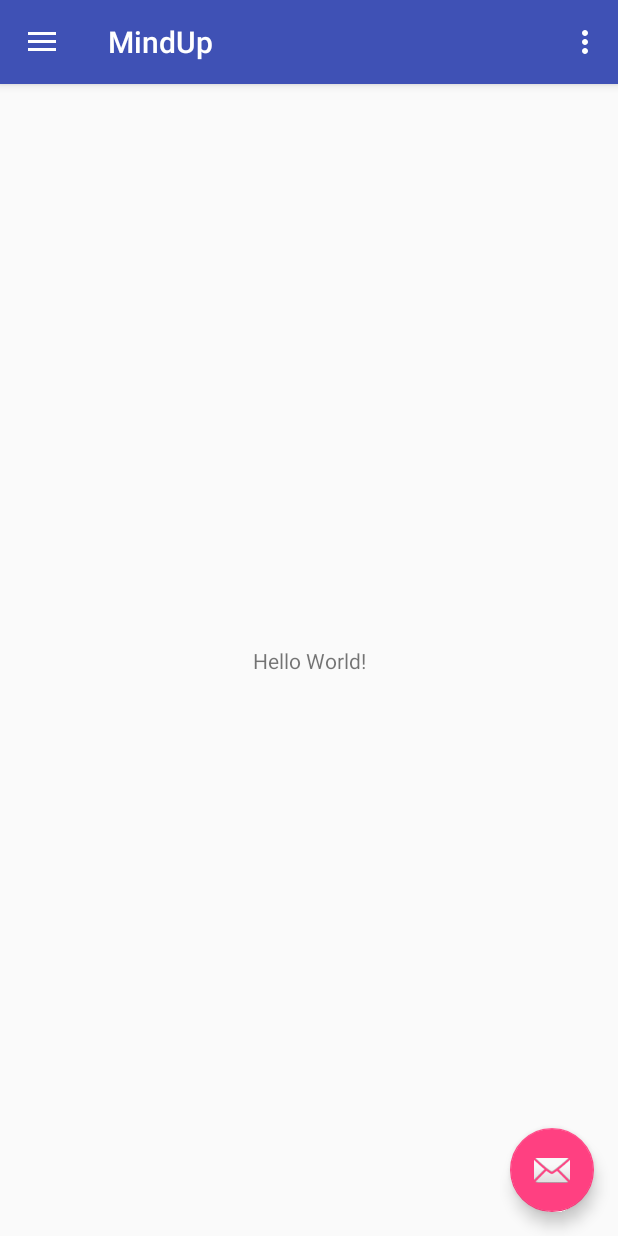
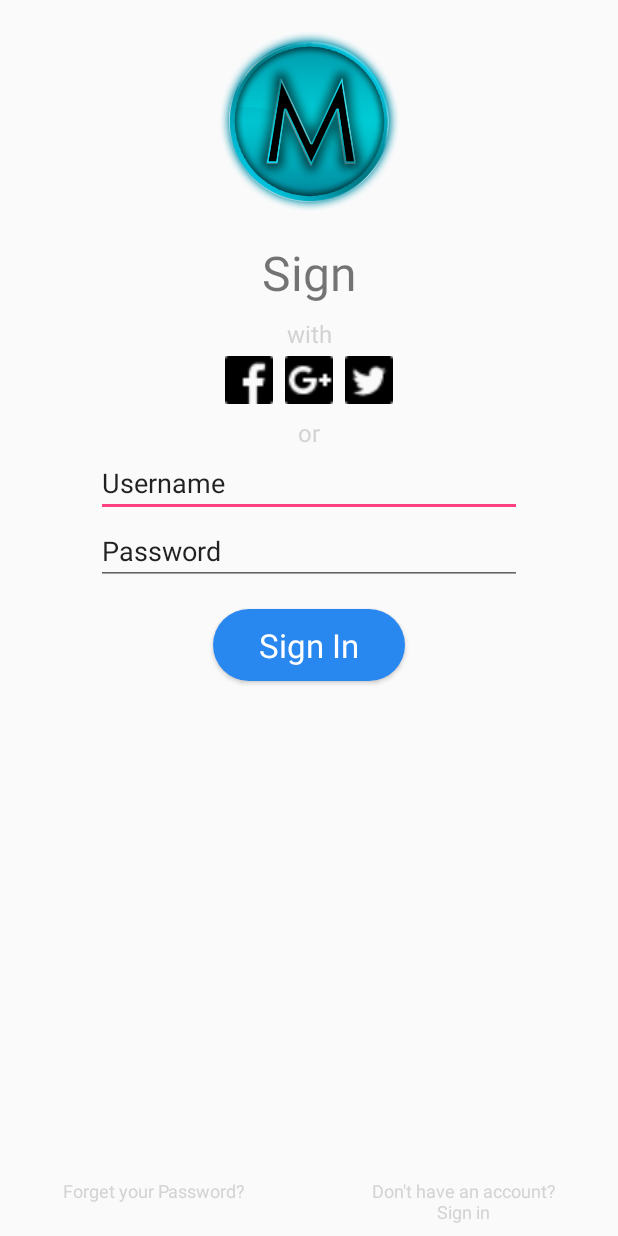
Before and after one commit to ArielMdC/MindUp, an Android app: the screen it shows after launch (MainActivity before the commit, CadastroActivity after it), on a phone screen of 412 x 824 dp. Run offline under Robolectric (Android 15) with nearby library versions, the phone set to English and light mode, and no system bars.

Commit message:
Inclusão da tela de cadastro;

```diff
--- a/app/src/main/AndroidManifest.xml
+++ b/app/src/main/AndroidManifest.xml
@@ -1,6 +1,6 @@
 <?xml version="1.0" encoding="utf-8"?>
 <manifest xmlns:android="http://schemas.android.com/apk/res/android"
-    package="com.mindup.ariel.mindup">
+    package="com.example.mindup">
 
     <application
         android:allowBackup="true"
@@ -10,7 +10,7 @@
         android:supportsRtl="true"
         android:theme="@style/AppTheme">
         <activity
-            android:name=".MainActivity"
+            android:name=".CadastroActivity"
             android:label="@string/app_name"
             android:theme="@style/AppTheme.NoActionBar">
             <intent-filter>
--- /dev/null
+++ b/app/src/main/java/com/example/mindup/CadastroActivity.java
@@ -0,0 +1,19 @@
+package com.example.mindup;
+
+import android.app.Activity;
+import android.os.Bundle;
+import android.view.View;
+
+public class CadastroActivity extends Activity implements View.OnClickListener {
+
+    @Override
+    protected void onCreate(Bundle savedInstanceState) {
+        super.onCreate(savedInstanceState);
+        setContentView(R.layout.activity_cadastro);
+    }
+
+    @Override
+    public void onClick(View view) {
+
+    }
+}
--- a/app/src/main/java/com/mindup/ariel/mindup/MainActivity.java
+++ b/app/src/main/java/com/mindup/ariel/mindup/MainActivity.java
@@ -1,3 +1,4 @@
+/*
 package com.mindup.ariel.mindup;
 
 import android.os.Bundle;
@@ -13,8 +14,7 @@ import android.support.v7.widget.Toolbar;
 import android.view.Menu;
 import android.view.MenuItem;
 
-public class MainActivity extends AppCompatActivity
-        implements NavigationView.OnNavigationItemSelectedListener {
+public class MainActivity extends AppCompatActivity implements NavigationView.OnNavigationItemSelectedListener {
 
     @Override
     protected void onCreate(Bundle savedInstanceState) {
@@ -99,3 +99,4 @@ public class MainActivity extends AppCompatActivity
         return true;
     }
 }
+*/
--- /dev/null
+++ b/app/src/main/res/drawable/button_default.xml
@@ -0,0 +1,17 @@
+<?xml version="1.0" encoding="utf-8"?>
+<shape xmlns:android="http://schemas.android.com/apk/res/android"
+    android:shape="rectangle">
+
+    <corners android:radius="100dp" />
+
+    <solid android:color="#2987f0" />
+
+    <padding
+        android:bottom="0dp"
+        android:left="0dp"
+        android:right="0dp"
+        android:top="0dp" />
+
+    <size android:height="40dp" />
+
+</shape>
--- /dev/null
+++ b/app/src/main/res/drawable/radiobutton_coracao.xml
@@ -0,0 +1,6 @@
+<selector xmlns:android="http://schemas.android.com/apk/res/android">
+
+    <item android:drawable="@drawable/coracao" android:state_checked="false" />
+    <item android:drawable="@drawable/coracaoselected" android:state_checked="true" />
+
+</selector>
--- /dev/null
+++ b/app/src/main/res/layout/activity_cadastro.xml
@@ -0,0 +1,127 @@
+<ScrollView xmlns:android="http://schemas.android.com/apk/res/android"
+    android:layout_width="fill_parent"
+    android:layout_height="fill_parent"
+    android:fillViewport="true">
+
+    <LinearLayout
+        android:layout_width="fill_parent"
+        android:layout_height="wrap_content"
+        android:gravity="center_horizontal"
+        android:orientation="vertical">
+
+        <ImageView
+            android:layout_width="128dp"
+            android:layout_height="128dp"
+            android:layout_margin="16dp"
+            android:src="@drawable/m" />
+
+        <TextView
+            android:layout_width="fill_parent"
+            android:layout_height="wrap_content"
+            android:gravity="center"
+            android:text="Sign"
+            android:textSize="32dp" />
+
+        <TextView
+            android:layout_width="fill_parent"
+            android:layout_height="wrap_content"
+            android:layout_marginTop="8dp"
+            android:gravity="center"
+            android:text="with"
+            android:textColor="#D3D3D3"
+            android:textSize="16dp" />
+
+        <LinearLayout
+            android:layout_width="fill_parent"
+            android:layout_height="wrap_content"
+            android:gravity="center"
+            android:orientation="horizontal">
+
+            <ImageView
+                android:id="@+id/imageViewFacebook"
+                android:layout_width="32dp"
+                android:layout_height="32dp"
+                android:layout_margin="4dp"
+                android:src="@drawable/glyphicons_facebook" />
+
+            <ImageView
+                android:id="@+id/imageViewGooglePlus"
+                android:layout_width="32dp"
+                android:layout_height="32dp"
+                android:layout_margin="4dp"
+                android:src="@drawable/glyphicons_googleplus" />
+
+            <ImageView
+                android:id="@+id/imageViewTwitter"
+                android:layout_width="32dp"
+                android:layout_height="32dp"
+                android:layout_margin="4dp"
+                android:src="@drawable/glyphicons_twitter" />
+        </LinearLayout>
+
+        <TextView
+            android:layout_width="fill_parent"
+            android:layout_height="wrap_content"
+            android:layout_marginTop="4dp"
+            android:gravity="center"
+            android:text="or"
+            android:textColor="#D3D3D3"
+            android:textSize="16dp" />
+
+        <EditText
+            android:id="@+id/editTextUsername"
+            android:layout_width="fill_parent"
+            android:layout_height="wrap_content"
+            android:layout_marginLeft="64dp"
+            android:layout_marginRight="64dp"
+            android:text="Username" />
+
+        <EditText
+            android:id="@+id/editTextPassword"
+            android:layout_width="fill_parent"
+            android:layout_height="wrap_content"
+            android:layout_marginLeft="64dp"
+            android:layout_marginRight="64dp"
+            android:text="Password" />
+
+        <Button
+            android:id="@+id/buttonSignIn"
+            android:layout_width="128dp"
+            android:layout_height="wrap_content"
+            android:layout_marginTop="16dp"
+            android:background="@drawable/button_default"
+            android:text="Sign In"
+            android:textAppearance="?android:attr/textAppearanceLarge"
+            android:textColor="#FFFFFF" />
+
+        <LinearLayout
+            android:layout_width="fill_parent"
+            android:layout_height="0dip"
+            android:layout_weight="1"
+            android:gravity="center|bottom"
+            android:orientation="horizontal"
+            android:weightSum="2">
+
+            <TextView
+                android:layout_width="fill_parent"
+                android:layout_height="wrap_content"
+                android:layout_marginTop="8dp"
+                android:layout_weight="1"
+                android:gravity="center"
+                android:text="Forget your Password?"
+                android:textColor="#D3D3D3"
+                android:textSize="12dp" />
+
+            <TextView
+                android:layout_width="fill_parent"
+                android:layout_height="wrap_content"
+                android:layout_marginTop="8dp"
+                android:layout_weight="1"
+                android:gravity="center"
+                android:text="Don't have an account?\nSign in"
+                android:textColor="#D3D3D3"
+                android:textSize="12dp" />
+        </LinearLayout>
+    </LinearLayout>
+
+</ScrollView>
--- a/app/src/main/res/values/drawables.xml
+++ b/app/src/main/res/values/drawables.xml
@@ -1,4 +1,4 @@
-<resources xmlns:android="http://schemas.android.com/apk/res/android">
+<resources>
     <item name="ic_menu_camera" type="drawable">@android:drawable/ic_menu_camera</item>
     <item name="ic_menu_gallery" type="drawable">@android:drawable/ic_menu_gallery</item>
     <item name="ic_menu_slideshow" type="drawable">@android:drawable/ic_menu_slideshow</item>
--- a/gradle.properties
+++ b/gradle.properties
@@ -1,16 +1,12 @@
 # Project-wide Gradle settings.
-
 # IDE (e.g. Android Studio) users:
 # Gradle settings configured through the IDE *will override*
 # any settings specified in this file.
-
 # For more details on how to configure your build environment visit
 # http://www.gradle.org/docs/current/userguide/build_environment.html
-
 # Specifies the JVM arguments used for the daemon process.
 # The setting is particularly useful for tweaking memory settings.
 org.gradle.jvmargs=-Xmx1536m
-
 # When configured, Gradle will run in incubating parallel mode.
 # This option should only be used with decoupled projects. More details, visit
 # http://www.gradle.org/docs/current/userguide/multi_project_builds.html#sec:decoupled_projects
```
Also changed, not shown: app/src/main/res/drawable/background_layout.xml (added, +21 -0 lines), app/src/main/res/drawable/buttonshape_facebook.xml (added, +27 -0 lines), app/src/main/res/drawable/buttonshape_google.xml (added, +26 -0 lines), app/src/main/res/drawable/coracao.png (added), app/src/main/res/drawable/coracaoselected.png (added), app/src/main/res/drawable/glyphicons_facebook.png (added), app/src/main/res/drawable/glyphicons_googleplus.png (added), app/src/main/res/drawable/glyphicons_twitter.png (added), app/src/main/res/drawable/m.png (added), 2 other files.
